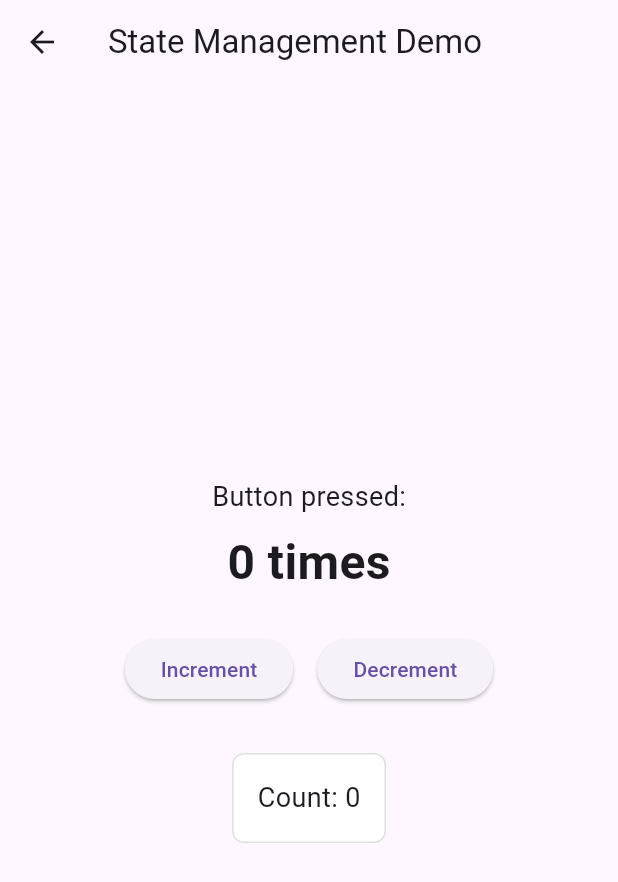
After one commit to kalviumcommunity/tracklancer, a Flutter app: the StateManagementDemo screen opened by its route, after a tap on "Increment", after a tap on "Decrement", on a phone screen of 412 x 824 dp. The commit adds this screen. Shown: the top 882 px of the screen. Run offline on Flutter 3.47's test engine with Material 3 defaults, Android fonts, the phone set to English and light mode, and no system bars; our stand-ins replace cloud_firestore, firebase_auth, firebase_core; accounts and stored records are empty.

Commit message:
feat: add state management demo with StatefulWidget and setState
- Add StateManagementDemo screen with increment/decrement counter

- Demonstrate setState() triggering UI rebuilds

- Add conditional container color based on counter value

- Register /state-management-demo named route in main.dart

```diff
--- a/lib/main.dart
+++ b/lib/main.dart
@@ -6,6 +6,7 @@ import 'screens/second_screen.dart';
 import 'screens/responsive_layout.dart';
 import 'screens/scrollable_views.dart';
 import 'screens/user_input_form.dart';
+import 'screens/state_management_demo.dart';
 
 void main() async {
   WidgetsFlutterBinding.ensureInitialized();
@@ -30,6 +31,7 @@ class TracklancerApp extends StatelessWidget {
         '/responsive-layout': (context) => const ResponsiveLayout(),
         '/scrollable-views': (context) => const ScrollableViews(),
         '/user-input-form': (context) => const UserInputForm(),
+        '/state-management-demo': (context) => const StateManagementDemo(),
       },
     );
   }
--- /dev/null
+++ b/lib/screens/state_management_demo.dart
@@ -0,0 +1,103 @@
+import 'package:flutter/material.dart';
+
+/// A demo screen showing local UI state management using StatefulWidget
+/// and setState(). The counter value drives UI updates and conditional styling.
+class StateManagementDemo extends StatefulWidget {
+  const StateManagementDemo({super.key});
+
+  @override
+  State<StateManagementDemo> createState() => _StateManagementDemoState();
+}
+
+class _StateManagementDemoState extends State<StateManagementDemo> {
+  // State variable — changing this value and calling setState() triggers a rebuild.
+  int _counter = 0;
+
+  /// Increments the counter. setState() tells Flutter to re-run build()
+  /// so the UI reflects the updated value.
+  void _incrementCounter() {
+    setState(() {
+      _counter++;
+    });
+  }
+
+  /// Decrements the counter, but never below zero.
+  void _decrementCounter() {
+    setState(() {
+      if (_counter > 0) {
+        _counter--;
+      }
+    });
+  }
+
+  @override
+  Widget build(BuildContext context) {
+    return Scaffold(
+      appBar: AppBar(
+        title: const Text('State Management Demo'),
+      ),
+      body: SafeArea(
+        child: Center(
+          child: Padding(
+            padding: const EdgeInsets.all(16),
+            child: Column(
+              mainAxisAlignment: MainAxisAlignment.center,
+              children: [
+                const Text(
+                  'Button pressed:',
+                  style: TextStyle(fontSize: 18),
+                ),
+                const SizedBox(height: 8),
+
+                // The counter text rebuilds with the latest _counter value
+                // each time setState() is called.
+                Text(
+                  '$_counter times',
+                  style: const TextStyle(
+                    fontSize: 32,
+                    fontWeight: FontWeight.bold,
+                  ),
+                ),
+
+                const SizedBox(height: 24),
+
+                // Row with increment and decrement buttons.
+                Row(
+                  mainAxisAlignment: MainAxisAlignment.center,
+                  children: [
+                    ElevatedButton(
+                      onPressed: _incrementCounter,
+                      child: const Text('Increment'),
+                    ),
+                    const SizedBox(width: 16),
+                    ElevatedButton(
+                      onPressed: _decrementCounter,
+                      child: const Text('Decrement'),
+                    ),
+                  ],
+                ),
+
+                const SizedBox(height: 32),
+
+                // Conditional UI — the container color changes based on state.
+                // This shows how setState() drives dynamic visual feedback.
+                Container(
+                  padding: const EdgeInsets.all(16),
+                  decoration: BoxDecoration(
+                    color: _counter >= 5 ? Colors.greenAccent : Colors.white,
+                    border: Border.all(color: Colors.grey.shade300),
+                    borderRadius: BorderRadius.circular(8),
+                  ),
+                  child: Text(
+                    'Count: $_counter',
+                    style: const TextStyle(fontSize: 18),
+                  ),
+                ),
+              ],
+            ),
+          ),
+        ),
+      ),
+    );
+  }
+}
```
